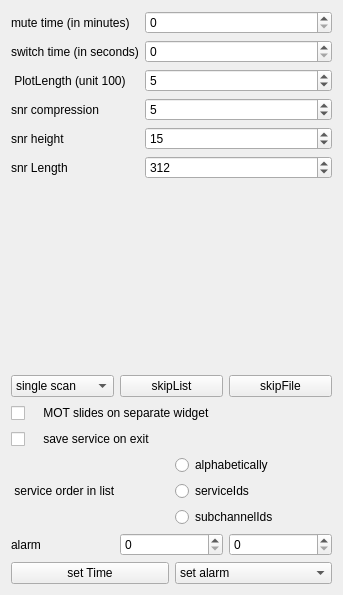
Before: the Qt Designer form forms/config-helper.ui in JvanKatwijk/qt-dab, drawn with Qt 5.
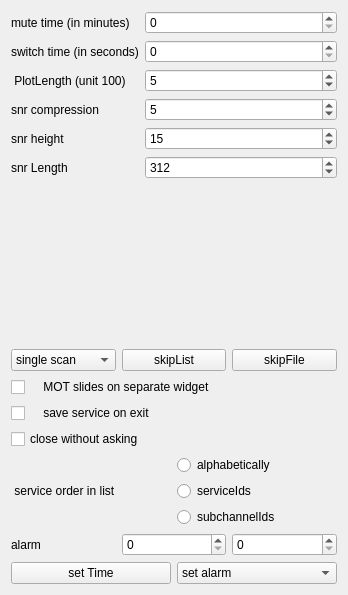
After: the same form once the commit is applied. Custom widgets are drawn as their Qt base class.

Patch:
```diff
--- a/forms/config-helper.ui
+++ b/forms/config-helper.ui
@@ -6,7 +6,7 @@
    <rect>
     <x>0</x>
     <y>0</y>
-    <width>343</width>
+    <width>348</width>
     <height>595</height>
    </rect>
   </property>
@@ -192,6 +192,13 @@
      </property>
     </widget>
    </item>
+   <item>
+    <widget class="QCheckBox" name="closeDirect">
+     <property name="text">
+      <string>close without asking</string>
+     </property>
+    </widget>
+   </item>
    <item>
     <layout class="QHBoxLayout" name="horizontalLayout_3">
      <item>
```
